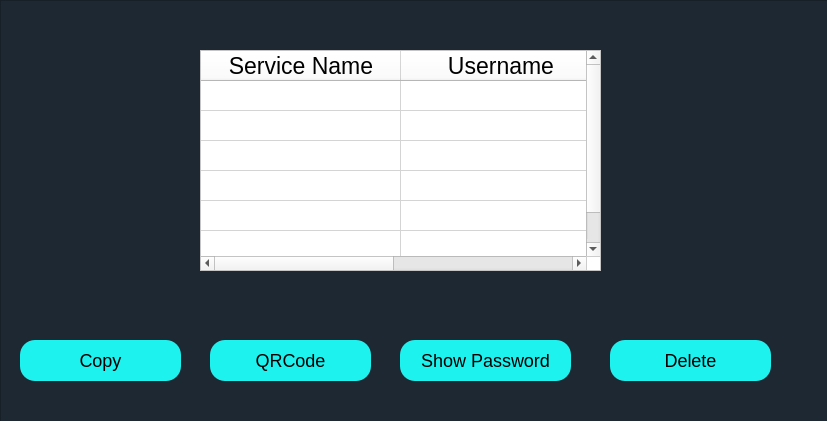
Above: UI/viewusers.ui from mranonymod/PyProject before the change. Below: the same form after it.
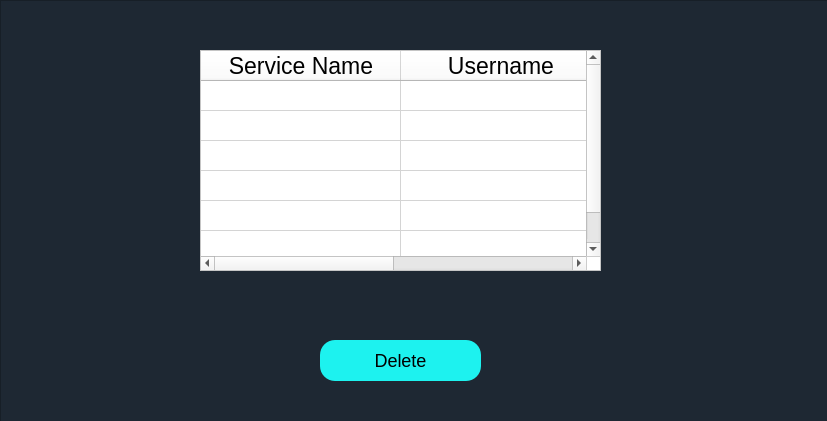
That is the form after the change.

```diff
--- a/UI/viewusers.ui
+++ b/UI/viewusers.ui
@@ -170,33 +170,7 @@
     <widget class="QPushButton" name="Sha_Qrcode">
      <property name="geometry">
       <rect>
-       <x>210</x>
-       <y>340</y>
-       <width>161</width>
-       <height>41</height>
-      </rect>
-     </property>
-     <property name="text">
-      <string>QRCode</string>
-     </property>
-    </widget>
-    <widget class="QPushButton" name="Sha_Show">
-     <property name="geometry">
-      <rect>
-       <x>400</x>
-       <y>340</y>
-       <width>171</width>
-       <height>41</height>
-      </rect>
-     </property>
-     <property name="text">
-      <string>Show Password</string>
-     </property>
-    </widget>
-    <widget class="QPushButton" name="Sha_Delete">
-     <property name="geometry">
-      <rect>
-       <x>610</x>
+       <x>320</x>
        <y>340</y>
        <width>161</width>
        <height>41</height>
@@ -215,19 +189,6 @@
       <string>Delete</string>
      </property>
     </widget>
-    <widget class="QPushButton" name="Sha_Copy">
-     <property name="geometry">
-      <rect>
-       <x>20</x>
-       <y>340</y>
-       <width>161</width>
-       <height>41</height>
-      </rect>
-     </property>
-     <property name="text">
-      <string>Copy</string>
-     </property>
-    </widget>
    </widget>
   </widget>
  </widget>
```
Left out of the diff: 4 changed lines with no effect on the pictures.
